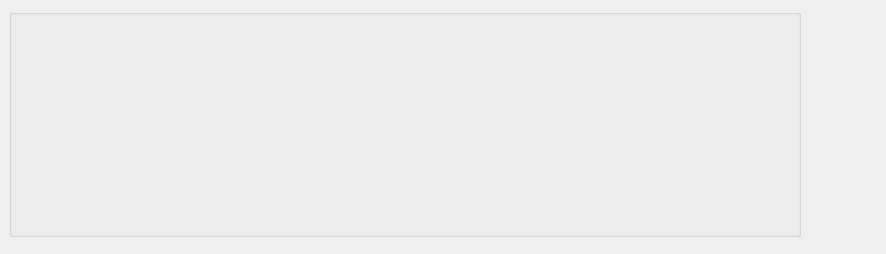
Qt form plugins/perspective/GraphPerspective/designer/FiltersManagerItem.ui (vadivelselvaraj/TulipGLImprovement) before a commit.
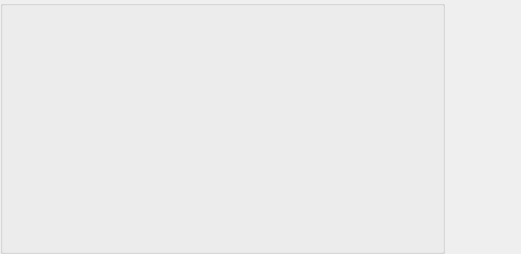
The same form after that commit. Icons and pictures are not drawn. Custom widgets are drawn as their Qt base class.

Commit message: Full implementation of filters manager

Diff of the .ui file:
```diff
--- a/plugins/perspective/GraphPerspective/designer/FiltersManagerItem.ui
+++ b/plugins/perspective/GraphPerspective/designer/FiltersManagerItem.ui
@@ -6,16 +6,13 @@
    <rect>
     <x>0</x>
     <y>0</y>
-    <width>886</width>
+    <width>521</width>
     <height>254</height>
    </rect>
   </property>
   <property name="styleSheet">
    <string notr="true">#FiltersManagerItem {
-border-bottom: 1px solid &quot;#C9C9C9&quot;;
-border-left: 0px;
-border-right: 0px;
-border-top: 0px;
+border: 0px;
 }
 
 QTableView {
@@ -24,18 +21,9 @@
 }</string>
   </property>
   <layout class="QHBoxLayout" name="horizontalLayout">
-   <property name="leftMargin">
+   <property name="margin">
     <number>0</number>
    </property>
-   <property name="topMargin">
-    <number>0</number>
-   </property>
-   <property name="rightMargin">
-    <number>0</number>
-   </property>
-   <property name="bottomMargin">
-    <number>8</number>
-   </property>
    <item>
     <widget class="QFrame" name="mainFrame">
      <property name="sizePolicy">
@@ -45,6 +33,9 @@
       </sizepolicy>
      </property>
      <layout class="QVBoxLayout" name="verticalLayout_4">
+      <property name="margin">
+       <number>0</number>
+      </property>
       <item>
        <widget class="ExpandableGroupBox" name="dataBox">
         <property name="expanded" stdset="0">
@@ -125,8 +116,8 @@
        </property>
        <property name="sizeHint" stdset="0">
         <size>
-         <width>0</width>
-         <height>0</height>
+         <width>20</width>
+         <height>40</height>
         </size>
        </property>
       </spacer>
```
Left out of the diff: 2 changed lines with no effect on the pictures. The commit also changes 22 other files.
